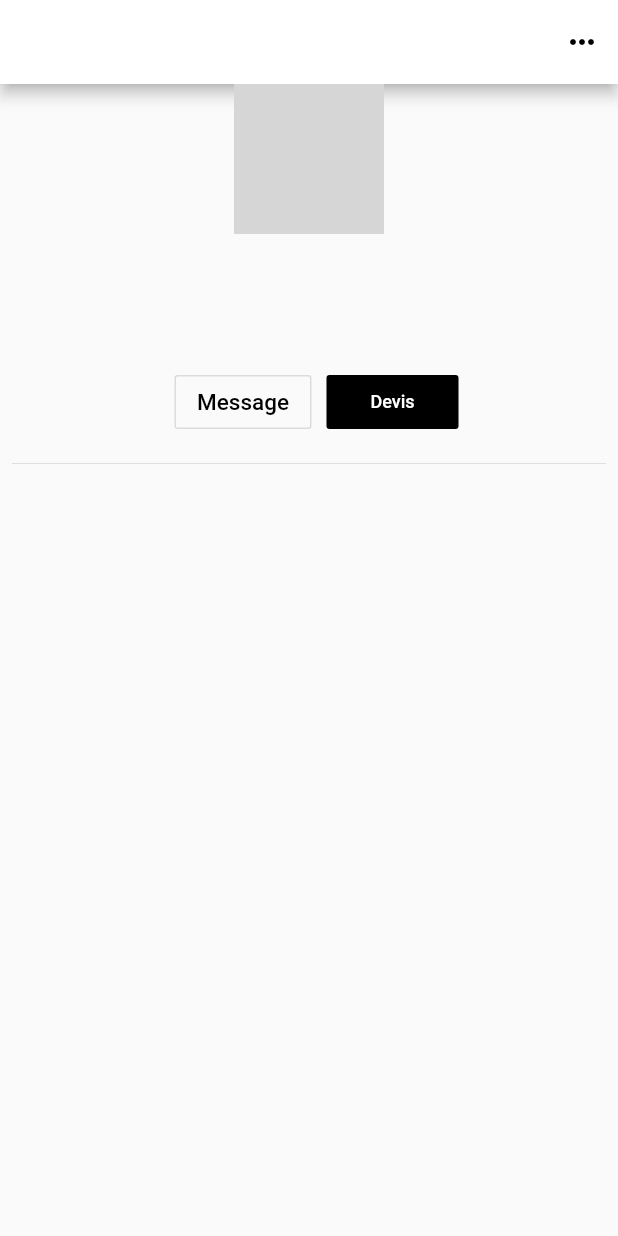
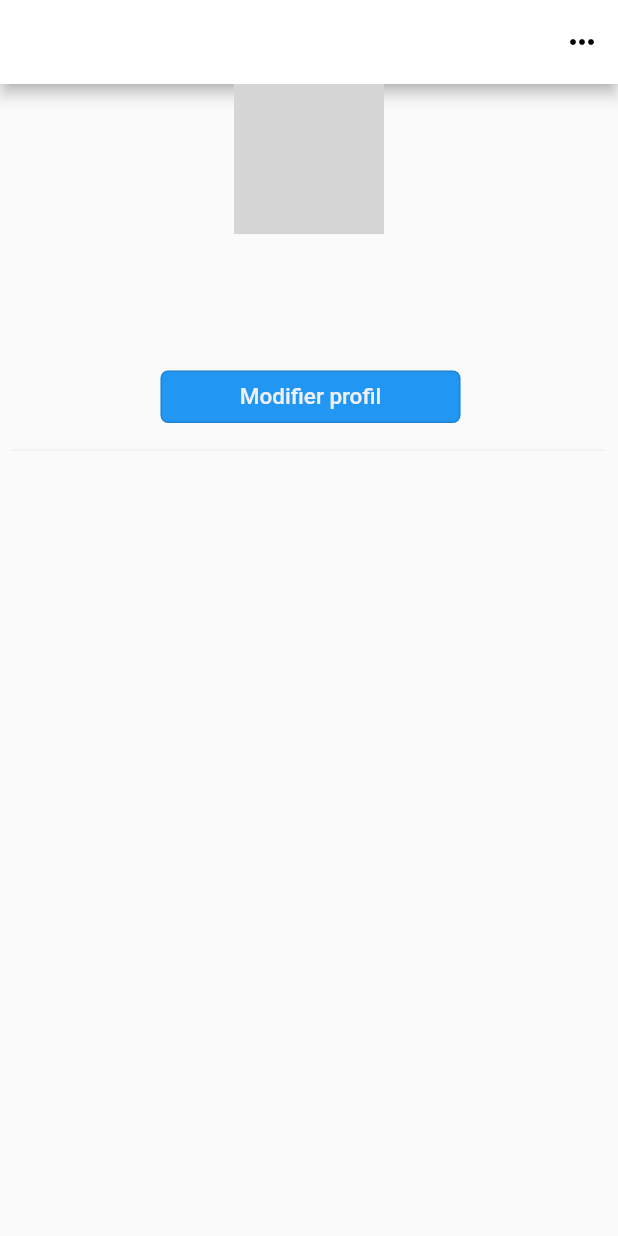
Before and after one commit to etiamayedze/master_project, a Flutter app: the UserProfile screen opened directly, on a phone screen of 412 x 824 dp. Run offline on Flutter 3.47's test engine with Material 2 defaults, Android fonts, the phone set to English and light mode, and no system bars; our stand-ins replace cloud_firestore, firebase_auth, firebase_core, firebase_storage, flutter_svg, fluttertoast and 5 more; accounts and stored records are empty; network calls fail; project files that could hold a hidden picture were left out; grey boxes are pictures that could not be loaded.

Commit message:
:art: :construction: improve code structure and make conditional rendering

```diff
--- a/lib/screens/profile/user_profile.dart
+++ b/lib/screens/profile/user_profile.dart
@@ -3,6 +3,7 @@ import 'package:flutter/cupertino.dart';
 import 'package:flutter/material.dart';
 import 'package:google_fonts/google_fonts.dart';
 import 'package:cloud_firestore/cloud_firestore.dart';
+import '../../widgets/customedButton.dart';
 import '../signup/login.dart';
 
 class UserProfile extends StatefulWidget {
@@ -152,68 +153,91 @@ class _UserProfileState extends State<UserProfile> {
                 ],
               ),
               SizedBox(
-                height: 15.0,
+                height: 10.0,
               ),
-              Row(
+              FirebaseAuth.instance.currentUser!.uid != widget.uid
+                  ? Row(
                       mainAxisAlignment: MainAxisAlignment.center,
                       children: [
                         SizedBox(
-                    width: 10.0,
+                          width: 2.0,
                         ),
-                  OutlineButton(
-                    onPressed: () {},
-                    color: Colors.white38,
-                    child: Text(
-                      "Message",
-                      style: GoogleFonts.mochiyPopOne(
-                        color: CupertinoColors.black,
-                        fontSize: 15,
+
+                        //Bouton pour le booking
+                        CustomedButton(
+                            longueur: 100,
+                            hauteur: 35,
+                            label: "Booker",
+                            function: () {
+                              print('Booked');
+                            }),
+                        SizedBox(
+                          width: 2.0,
                         ),
+
+                        //Boutton pour télécharger un devis
+                        CustomedButton(
+                            longueur: 100,
+                            hauteur: 35,
+                            label: "Devis",
+                            function: () {}),
+                        SizedBox(
+                          width: 2.0,
                         ),
-                    padding: EdgeInsets.symmetric(
-                      horizontal: 15.0,
-                      vertical: 8.0,
+
+                        // Boutton pour envoyer un message
+                        CustomedButton(
+                            longueur: 100,
+                            hauteur: 35,
+                            label: "Message",
+                            function: () {}),
+                      ],
+                    )
+                  : Row(
+                      mainAxisAlignment: MainAxisAlignment.center,
+                      children: [
+                        SizedBox(
+                          width: 2.0,
                         ),
-                  ),
-                  SizedBox(
-                    width: 10.0,
-                  ),
-                  FlatButton(
-                    onPressed: () {},
-                    color: Colors.black,
-                    child: Text(
-                      "Devis",
-                      style: GoogleFonts.mochiyPopOne(
-                        color: CupertinoColors.white,
-                        fontSize: 12,
-                      ),
-                    ),
-                    padding:
-                        EdgeInsets.symmetric(horizontal: 15.0, vertical: 8.0),
-                  ),
+                        CustomedButton(
+                            longueur: 200,
+                            hauteur: 35,
+                            label: "Modifier profil",
+                            function: () {
+                              print('Booked');
+                            }),
                       ],
                     ),
               Padding(
                 padding: const EdgeInsets.all(8.0),
                 child: Divider(
-                  height: 18.0,
-                  thickness: 0.6,
+                  height: 4.0,
+                  thickness: 0.3,
                 ),
               ),
               Expanded(
                 child: Container(
                   child: FutureBuilder(
-                    future: FirebaseFirestore.instance.collection('posts').where('uid', isEqualTo: widget.uid).get(),
+                    future: FirebaseFirestore.instance
+                        .collection('posts')
+                        .where('uid', isEqualTo: widget.uid)
+                        .get(),
                     builder: (context, snapshot) {
-                      if(snapshot.connectionState == ConnectionState.waiting){
+                      if (snapshot.connectionState == ConnectionState.waiting) {
                         return Center(child: CircularProgressIndicator());
                       }
                       return GridView.builder(
                         shrinkWrap: true,
                         itemCount: (snapshot.data! as dynamic).docs.length,
-                          gridDelegate: SliverGridDelegateWithFixedCrossAxisCount(crossAxisCount: 2, crossAxisSpacing: 5, childAspectRatio: 1,),
-                          itemBuilder: (context, index){
-                          DocumentSnapshot snap = (snapshot.data! as dynamic).docs[index];
+                        gridDelegate: SliverGridDelegateWithFixedCrossAxisCount(
+                          crossAxisCount: 2,
+                          crossAxisSpacing: 3,
+                          mainAxisSpacing: 3,
+                          childAspectRatio: 1,
+                        ),
+                        itemBuilder: (context, index) {
+                          DocumentSnapshot snap =
+                              (snapshot.data! as dynamic).docs[index];
                           return Container(
                             child: Image(
                               image: NetworkImage(snap['postUrl']),
@@ -223,7 +247,6 @@ class _UserProfileState extends State<UserProfile> {
                         },
                       );
                     },
-
                   ),
                 ),
               ),
--- /dev/null
+++ b/lib/widgets/customedButton.dart
@@ -0,0 +1,46 @@
+import 'package:flutter/cupertino.dart';
+import 'package:flutter/material.dart';
+import 'package:google_fonts/google_fonts.dart';
+
+class CustomedButton extends StatelessWidget {
+  final String? label;
+  final Function()? function;
+  final double? longueur;
+  final double? hauteur;
+
+  const CustomedButton({
+    Key? key,
+    this.longueur,
+    this.hauteur,
+    this.label,
+    this.function,
+  }) : super(key: key);
+
+  @override
+  Widget build(BuildContext context) {
+    return Container(
+      child: TextButton(
+        onPressed: function,
+        child: Container(
+          decoration: BoxDecoration(
+            color: Colors.blue,
+            border: Border.all(
+              color: Colors.black12,
+            ),
+            borderRadius: BorderRadius.circular(5),
+          ),
+          alignment: Alignment.center,
+          child: Text(
+            label!,
+            style: GoogleFonts.mochiyPopOne(
+              color: CupertinoColors.extraLightBackgroundGray,
+              fontSize: 15,
+            ),
+          ),
+          width: longueur,
+          height: hauteur,
+        ),
+      ),
+    );
+  }
+}
--- a/lib/widgets/user_profile_stat.dart
+++ /dev/null
@@ -1,26 +0,0 @@
-import 'package:flutter/cupertino.dart';
-import 'package:flutter/material.dart';
-import 'package:google_fonts/google_fonts.dart';
-
-Widget userProfileStat(String label1, String label2) {
-  return Expanded(
-    child: Column(
-      children: [
-        Text(
-          label1,
-          style: GoogleFonts.mochiyPopOne(
-            color: CupertinoColors.secondaryLabel,
-            fontSize: 12,
-          ),
-        ),
-        Text(
-          label2,
-          style: GoogleFonts.mochiyPopOne(
-            color: CupertinoColors.secondaryLabel,
-            fontSize: 12,
-          ),
-        ),
-      ],
-    ),
-  );
-}
```
Lines whose indentation alone changed are shown as unchanged.
